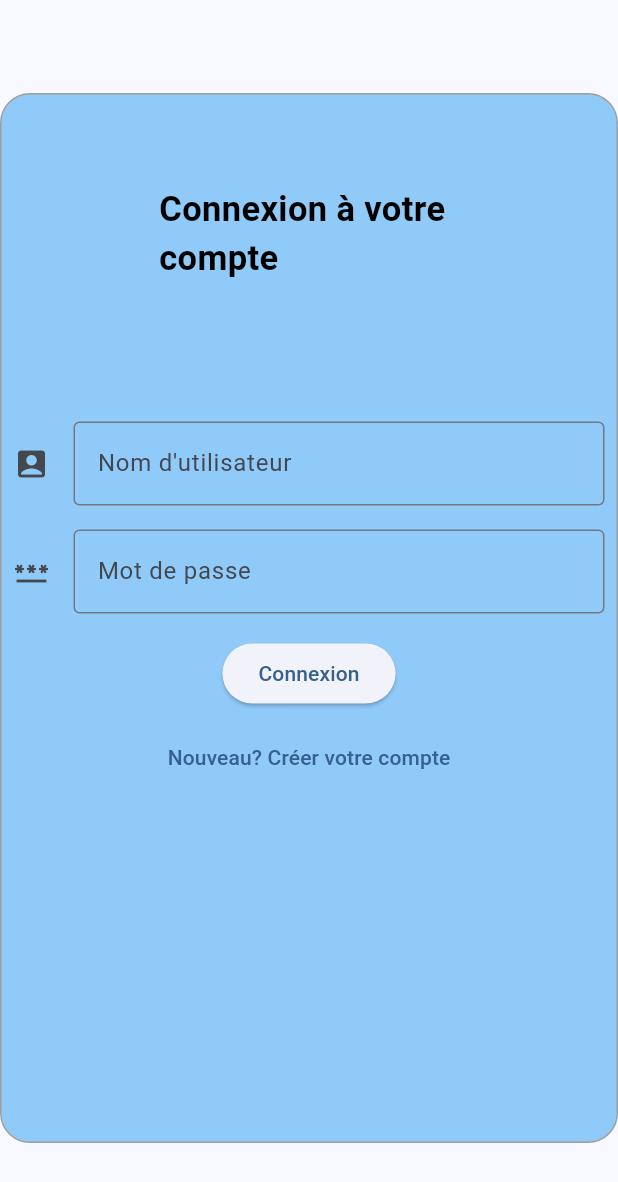
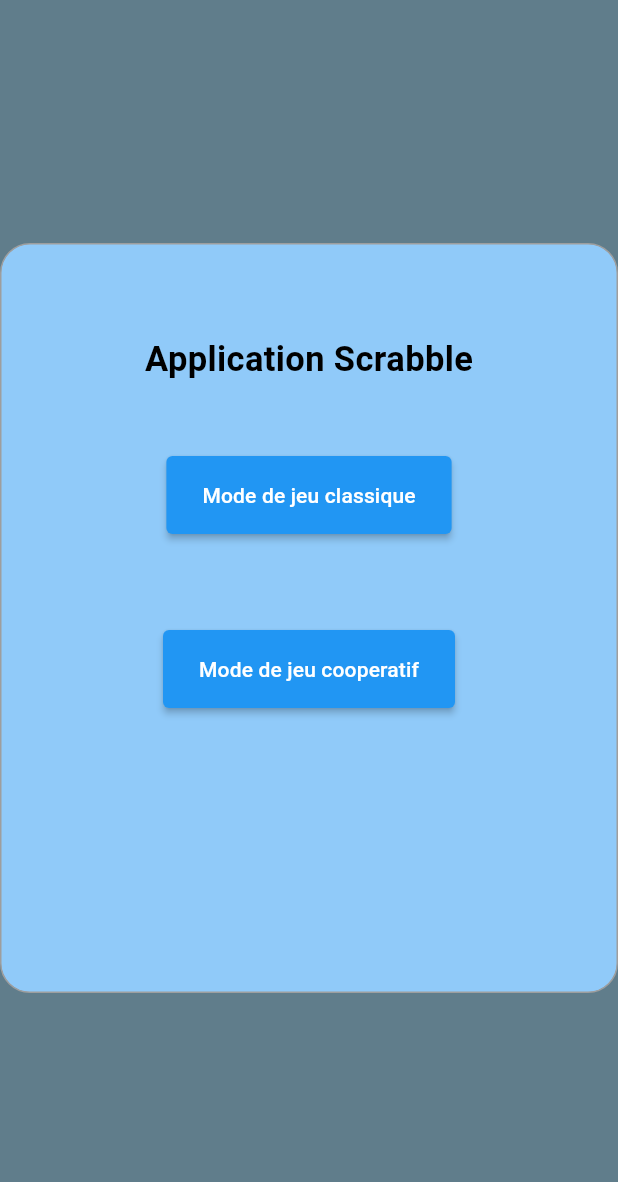
Before and after one commit to Rayounnes/LOG3900---203---Scrabble-Web-App, a Flutter app: the screen it shows after launch, on a phone screen of 412 x 824 dp. Shown: the top 1182 px of the screen. Run offline on Flutter 3.47's test engine with Material 2 defaults, Android fonts, the phone set to English and light mode, and no system bars; our stand-ins replace get_it, injectable, socket_io_client; missing offline and left inert: dart:ffi; network calls fail.

Commit message:
create game

```diff
--- a/light_client/app/lib/constants/server_api.dart
+++ b/light_client/app/lib/constants/server_api.dart
@@ -1,5 +1,5 @@
 
 class ApiConstants {
-  // static String baseUrl = 'http://localhost:3000';
-  static String baseUrl = 'https://log3900.onrender.com';
+  static String baseUrl = 'http://localhost:3000';
+  // static String baseUrl = 'https://log3900.onrender.com';
 }
--- a/light_client/app/lib/main.dart
+++ b/light_client/app/lib/main.dart
@@ -1,3 +1,4 @@
+import 'package:app/screens/game_mode_choices.dart';
 import 'package:flutter/material.dart';
 import 'screens/login_page.dart';
 import 'screens/channels_page.dart';
@@ -6,11 +7,14 @@ import 'services/socket_client.dart';
 import 'package:get_it/get_it.dart';
 import 'screens/sign_page.dart';
 import 'services/user_infos.dart';
+import 'screens/game_modes_page.dart';
+
 final getIt = GetIt.instance;
 
 void setup() {
   getIt.registerSingleton<SocketService>(SocketService());
   getIt.registerSingleton<UserInfos>(UserInfos());
+  getIt<SocketService>().connect();
 }
 
 void main() {
@@ -24,11 +28,13 @@ class MyApp extends StatelessWidget {
   @override
   Widget build(BuildContext context) {
     return MaterialApp(
-      initialRoute: '/loginScreen',
+      initialRoute: '/gameChoicesScreen',
       routes: {
         '/loginScreen': (context) => LoginDemo(),
         '/homeScreen': (context) => HomePage(),
         '/chatScreen': (context) => Channels(),
+        '/gameChoicesScreen': (context) => GameModes(),
+        '/classicModeScreen': (context) => GameChoices(),
         '/signScreen': (context) => SignUp(),
       },
       theme: ThemeData(
--- a/light_client/app/lib/screens/chat_page.dart
+++ b/light_client/app/lib/screens/chat_page.dart
@@ -36,6 +36,7 @@ class _ChatPageState extends State<ChatPage> {
         print(e);
       }
     });
+
   }
 
   void sendMessage(String message) {
--- /dev/null
+++ b/light_client/app/lib/screens/game_modes_page.dart
@@ -0,0 +1,63 @@
+import 'package:app/screens/game_mode_choices.dart';
+import 'package:app/widgets/button.dart';
+import 'package:flutter/material.dart';
+
+class GameModes extends StatefulWidget {
+  const GameModes({super.key});
+
+  @override
+  State<GameModes> createState() => _GameModesState();
+}
+
+class _GameModesState extends State<GameModes> {
+  @override
+  Widget build(BuildContext context) {
+    return Scaffold(
+      backgroundColor: Colors.blueGrey,
+      body: Center(
+        child: Container(
+          height: 500,
+          width: 500,
+          decoration: BoxDecoration(
+            color: Colors.blue[200],
+            borderRadius: BorderRadius.circular(20),
+            border: Border.all(
+              width: 1,
+              color: Colors.grey,
+            ),
+          ),
+          child: Column(
+            children: <Widget>[
+              Padding(
+                padding: const EdgeInsets.only(top: 60.0),
+                child: Text('Application Scrabble',
+                    style: TextStyle(
+                      fontSize: 23,
+                      color: Colors.black,
+                      fontWeight: FontWeight.w700,
+                    )),
+              ),
+              SizedBox(height: 16.0),
+              GameButton(
+                  name: "Mode de jeu classique",
+                  route: () {
+                    Navigator.push(context,
+                        MaterialPageRoute(builder: (context) {
+                      return GameChoices();
+                    }));
+                  }),
+              GameButton(
+                  name: "Mode de jeu cooperatif",
+                  route: () {
+                    Navigator.push(context,
+                        MaterialPageRoute(builder: (context) {
+                      return GameChoices();
+                    }));
+                  }),
+            ],
+          ),
+        ),
+      ),
+    );
+  }
+}
--- a/light_client/app/lib/screens/login_page.dart
+++ b/light_client/app/lib/screens/login_page.dart
@@ -32,9 +32,11 @@ class _LoginDemoState extends State<LoginDemo> {
     int response = await ApiService()
         .loginUser(LoginInfos(username: username, password: password));
     if (response == HTTP_STATUS_OK) {
-      print("setting username $username");
       getIt<UserInfos>().setUser(username);
-      getIt<SocketService>().connect();
+      getIt<SocketService>().send("user-connection", <String, String>{
+        "username": username,
+        "socketId": getIt<SocketService>().socketId
+      });
       Navigator.pushNamed(context, '/homeScreen');
     } else if (response == HTTP_STATUS_UNAUTHORIZED) {
       ScaffoldMessenger.of(context).showSnackBar(
--- a/light_client/app/lib/screens/sign_page.dart
+++ b/light_client/app/lib/screens/sign_page.dart
@@ -31,10 +31,12 @@ class _SignUpState extends State<SignUp> {
     String password = passwordController.text;
     int response = await ApiService()
         .createUser(LoginInfos(username: username, password: password));
-    print(response);
     if (response == HTTP_STATUS_OK) {
-      getIt<SocketService>().connect();
       getIt<UserInfos>().setUser(username);
+      getIt<SocketService>().send("user-connection", <String, String>{
+        "username": username,
+        "socketId": getIt<SocketService>().socketId
+      });
       ScaffoldMessenger.of(context).showSnackBar(
         const SnackBar(
             backgroundColor: Colors.blue,
--- a/light_client/app/lib/services/socket_client.dart
+++ b/light_client/app/lib/services/socket_client.dart
@@ -55,6 +55,10 @@ class SocketService {
     return socket.id;
   }
 
+  bool isSocketAlive() {
+        return socket.id != null && socket.connected;
+  }
+
   void on(String event, dynamic Function(dynamic) action) {
     socket.on(event, action);
   }
--- /dev/null
+++ b/light_client/app/lib/widgets/button.dart
@@ -0,0 +1,25 @@
+import 'package:flutter/material.dart';
+
+class GameButton extends StatelessWidget {
+  final String name;
+  final void Function() route;
+  const GameButton({required this.name, required this.route});
+
+  @override
+  Widget build(BuildContext context) {
+    return Padding(
+      padding: const EdgeInsets.all(32.0),
+      child: MaterialButton(
+        height: 40,
+        onPressed: this.route,
+        color: Colors.blue,
+        textColor: Colors.white,
+        child: Text(this.name),
+        shape: RoundedRectangleBorder(
+          borderRadius: BorderRadius.circular(4.0),
+        ),
+        padding: EdgeInsets.symmetric(horizontal: 24.0, vertical: 16.0),
+      ),
+    );
+  }
+}
```
Also changed, not shown: light_client/app/lib/constants/constants.dart (added, +10 -0 lines), light_client/app/lib/models/dictionnary_model.dart (added, +12 -0 lines), light_client/app/lib/models/game.dart (added, +28 -0 lines), light_client/app/lib/screens/game_mode_choices.dart (added, +180 -0 lines).
